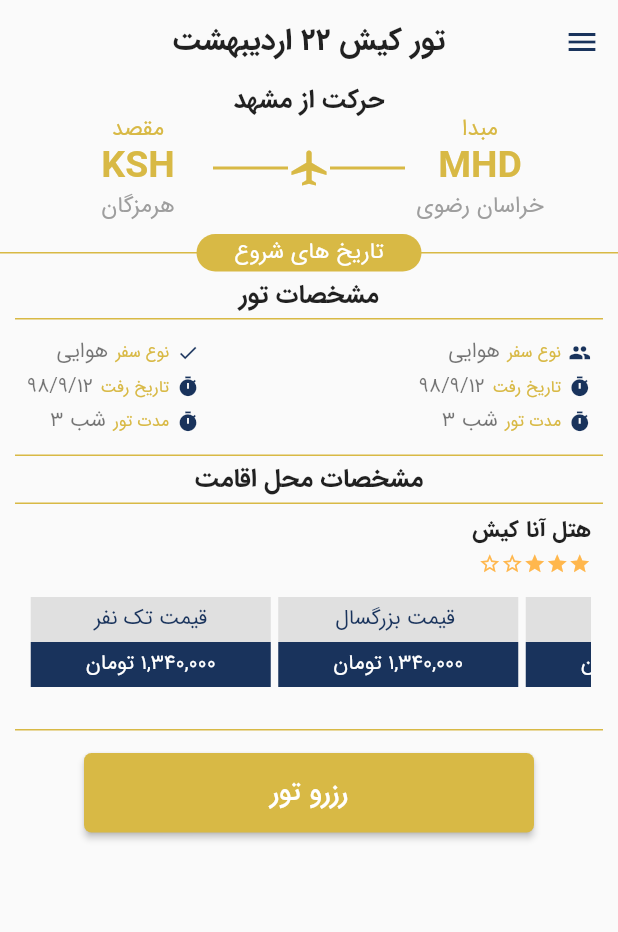
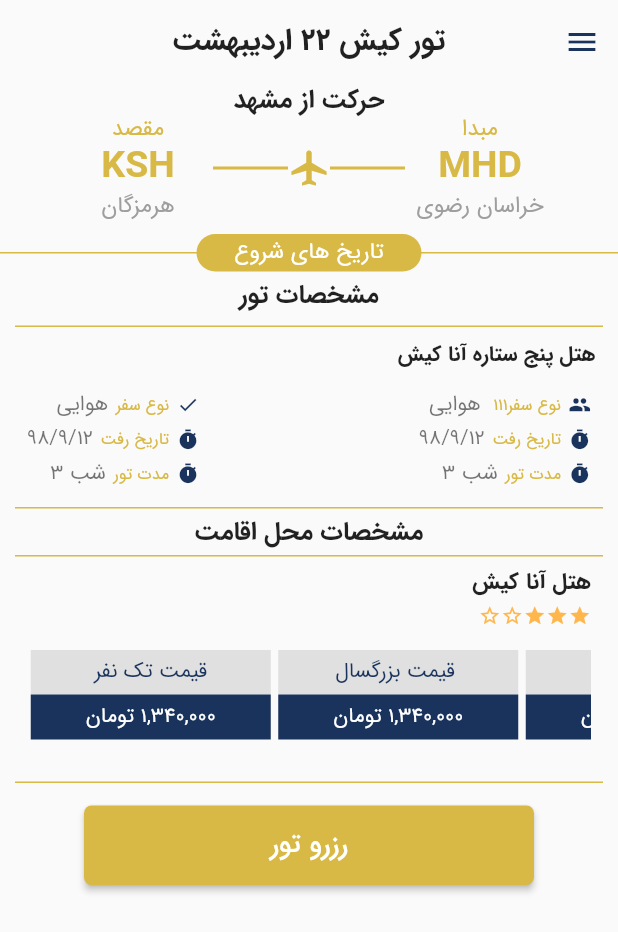
Before and after one commit to salehzarei/PartVanakApp, a Flutter app: the screen it shows after launch, on a phone screen of 412 x 824 dp. Shown: the top 932 px of the screen. Run offline on Flutter 3.47's test engine with Material 2 defaults, Android fonts, the phone set to English and light mode, and no system bars; our stand-ins replace cached_network_image, flutter_spinkit.

Commit message:
taghir zaher moshzasat tour

```diff
--- a/lib/UI/toureDetiles/detiles.dart
+++ b/lib/UI/toureDetiles/detiles.dart
@@ -15,16 +15,41 @@ class Detiles extends StatelessWidget {
             style: Theme.of(context).textTheme.title.copyWith(fontSize: 17),
           ),
         ),
+
+        Container(
+
+                margin: EdgeInsets.symmetric(horizontal: 10,vertical: 5),
+                padding: EdgeInsets.all(5),
+                 decoration: BoxDecoration(
+              border: Border(
+                top: BorderSide(color: Theme.of(context).accentColor))),
+                child: Row(
+                  textDirection: TextDirection.rtl,
+                  crossAxisAlignment: CrossAxisAlignment.start,
+                  children: <Widget>[
+                     Padding(
+                       padding: const EdgeInsets.only(top: 5),
+                       child: Text(
+                          'هتل پنج ستاره آنا کیش',
+                          style: Theme.of(context)
+                              .textTheme
+                              .headline
+                              .copyWith(fontSize: 14),
+                        ),
+                     ),
+                  ]
+                )),
           Container(
           margin: EdgeInsets.symmetric(horizontal: 10),
-          padding: EdgeInsets.all(8),
+          padding: EdgeInsets.only(left:8,right:8,bottom: 8),
           decoration: BoxDecoration(
               border: Border(
                   bottom: BorderSide(color: Theme.of(context).accentColor),
-                  top: BorderSide(color: Theme.of(context).accentColor))),
+                  )),
           child: Row(
             mainAxisAlignment: MainAxisAlignment.spaceBetween,
             children: <Widget>[
+
               Padding(
                 padding: const EdgeInsets.symmetric(vertical: 5),
                 child: Column(
@@ -117,7 +142,7 @@ class Detiles extends StatelessWidget {
                         ),
                         SizedBox(width: 5),
                         Text(
-                          'نوع سفر',
+                          ' 111نوع سفر',
                           style: Theme.of(context).textTheme.display3,
                         ),
                         SizedBox(width: 5),
```
